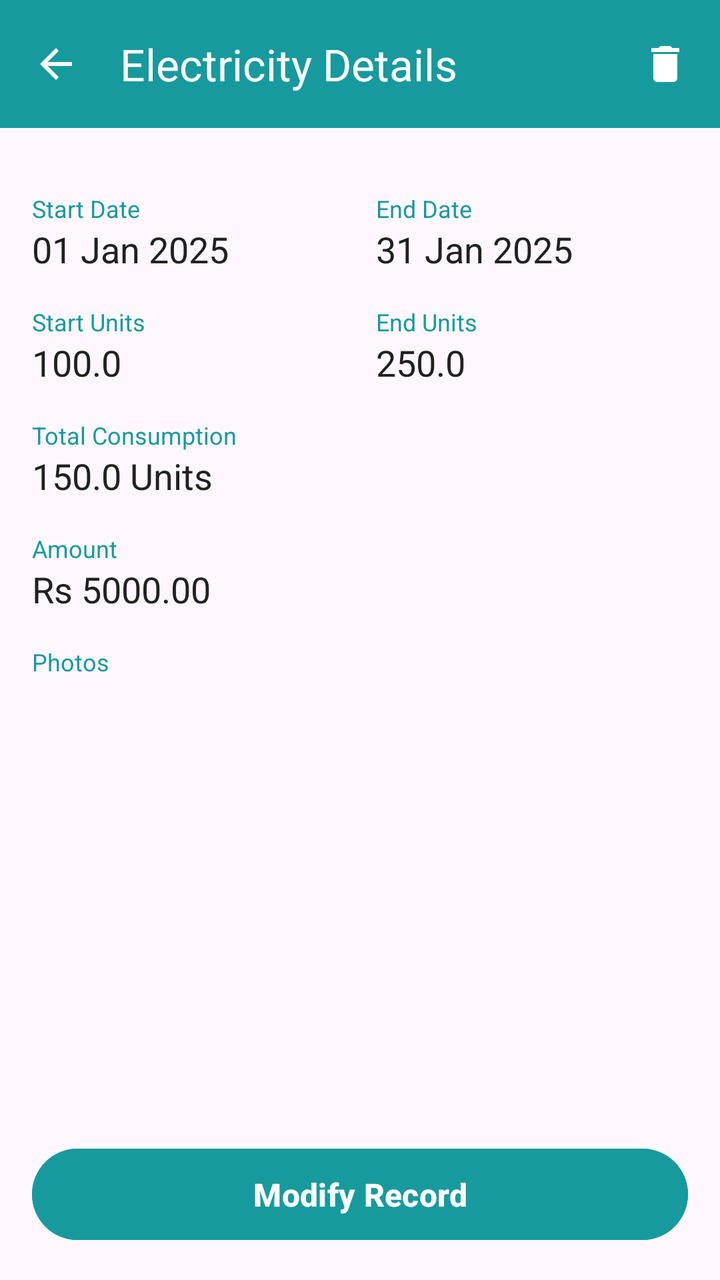
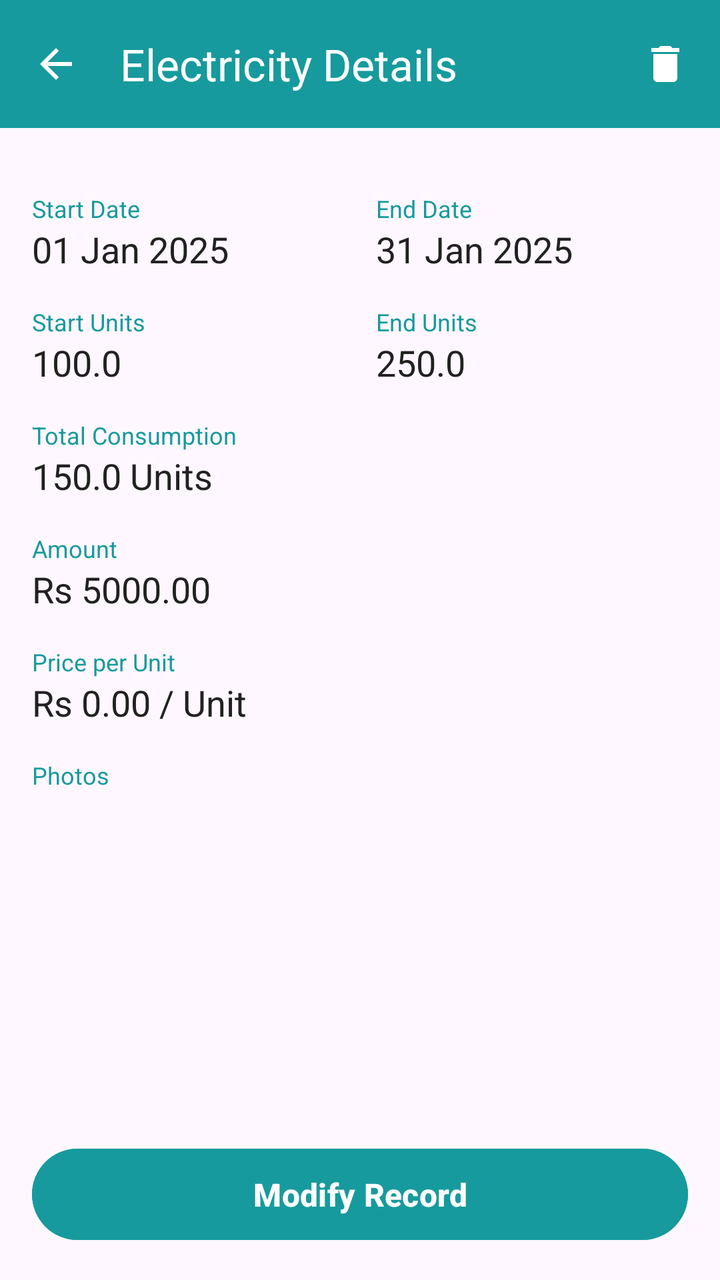

The first picture is an Android layout as it rendered before a commit; the second is the same layout after the commit. The layout source and the unified diff follow.
<!-- AndroidManifest.xml: application theme Theme.SmartLedger -->
<!-- res/layout/activity_view_electricity.xml -->
<?xml version="1.0" encoding="utf-8"?>
<LinearLayout xmlns:android="http://schemas.android.com/apk/res/android"
    xmlns:app="http://schemas.android.com/apk/res-auto"
    android:id="@+id/main"
    android:layout_width="match_parent"
    android:layout_height="match_parent"
    android:background="?android:colorBackground"
    android:orientation="vertical">

    <com.google.android.material.appbar.MaterialToolbar
        android:id="@+id/topAppBar"
        android:layout_width="match_parent"
        android:layout_height="wrap_content"
        android:background="@color/teal_main"
        app:navigationIcon="@drawable/ic_arrow_back"
        app:title="Electricity Details"
        app:titleTextColor="@color/white">

        <ImageView
            android:id="@+id/btnDeleteHeader"
            android:layout_width="35dp"
            android:layout_height="35dp"
            android:src="@drawable/ic_delete"
            android:layout_gravity="end|center_vertical"
            android:scaleType="center"
            android:background="?attr/selectableItemBackgroundBorderless"
            app:tint="@color/white"
            android:contentDescription="Delete"
            android:layout_marginEnd="10dp"/>
    </com.google.android.material.appbar.MaterialToolbar>

    <ScrollView
        android:layout_width="match_parent"
        android:layout_height="0dp"
        android:layout_weight="1"
        android:padding="16dp">

        <LinearLayout
            android:layout_width="match_parent"
            android:layout_height="wrap_content"
            android:orientation="vertical">

            <LinearLayout
                android:layout_width="match_parent"
                android:layout_height="wrap_content"
                android:orientation="horizontal"
                android:baselineAligned="false">

                <LinearLayout
                    android:layout_width="0dp"
                    android:layout_height="wrap_content"
                    android:layout_weight="1"
                    android:orientation="vertical">
                    <TextView style="@style/DetailHeader" android:text="Start Date" />
                    <TextView android:id="@+id/tvDetailStartDate" style="@style/DetailValue" android:text="01 Jan 2025" />
                </LinearLayout>

                <LinearLayout
                    android:layout_width="0dp"
                    android:layout_height="wrap_content"
                    android:layout_weight="1"
                    android:orientation="vertical"
                    android:paddingStart="8dp">
                    <TextView style="@style/DetailHeader" android:text="End Date" />
                    <TextView android:id="@+id/tvDetailEndDate" style="@style/DetailValue" android:text="31 Jan 2025" />
                </LinearLayout>
            </LinearLayout>

            <LinearLayout
                android:layout_width="match_parent"
                android:layout_height="wrap_content"
                android:orientation="horizontal"
                android:layout_marginTop="16dp"
                android:baselineAligned="false">

                <LinearLayout
                    android:layout_width="0dp"
                    android:layout_height="wrap_content"
                    android:layout_weight="1"
                    android:orientation="vertical">
                    <TextView style="@style/DetailHeader" android:layout_marginTop="0dp" android:text="Start Units" />
                    <TextView android:id="@+id/tvDetailStartUnits" style="@style/DetailValue" android:text="100.0" />
                </LinearLayout>

                <LinearLayout
                    android:layout_width="0dp"
                    android:layout_height="wrap_content"
                    android:layout_weight="1"
                    android:orientation="vertical"
                    android:paddingStart="8dp">
                    <TextView style="@style/DetailHeader" android:layout_marginTop="0dp" android:text="End Units" />
                    <TextView android:id="@+id/tvDetailEndUnits" style="@style/DetailValue" android:text="250.0" />
                </LinearLayout>
            </LinearLayout>

            <TextView style="@style/DetailHeader" android:text="Total Consumption" />
            <TextView android:id="@+id/tvDetailTotalUnits" style="@style/DetailValue" android:text="150.0 Units" />

            <TextView style="@style/DetailHeader" android:text="Amount" />
            <TextView android:id="@+id/tvDetailAmount" style="@style/DetailValue" android:text="Rs 5000.00" />

            <TextView android:id="@+id/detailPhotos" style="@style/DetailHeader" android:text="Photos" />
            <androidx.recyclerview.widget.RecyclerView
                android:id="@+id/detailRvPhotos"
                android:layout_width="match_parent"
                android:layout_height="wrap_content"
                android:layout_marginTop="8dp"
                android:nestedScrollingEnabled="false"
                android:overScrollMode="never" />

        </LinearLayout>
    </ScrollView>

    <Button
        android:id="@+id/btnModify"
        android:layout_width="match_parent"
        android:layout_height="wrap_content"
        android:layout_margin="16dp"
        android:backgroundTint="@color/teal_main"
        android:padding="12dp"
        android:text="Modify Record"
        android:textColor="@color/white"
        android:textSize="16sp"
        android:textStyle="bold"
        android:gravity="center" />

</LinearLayout>
<!-- resources referenced by this layout -->
<resources>
  <color name="teal_main">#179A9D</color>
  <color name="white">#FFFFFFFF</color>
  <!-- drawable ic_arrow_back (drawable) -->
  <vector xmlns:android="http://schemas.android.com/apk/res/android"
      android:autoMirrored="true"
      android:height="24dp"
      android:tint="@color/white"
      android:viewportHeight="960"
      android:viewportWidth="960"
      android:width="24dp">
  
      <path android:fillColor="@android:color/white"
          android:pathData="M313,520L537,744L480,800L160,480L480,160L537,216L313,440L800,440L800,520L313,520Z"/>
  
  </vector>
  <!-- drawable ic_delete (drawable) -->
  <vector xmlns:android="http://schemas.android.com/apk/res/android"
      android:width="24dp"
      android:height="24dp"
      android:viewportWidth="24"
      android:viewportHeight="24"
      android:tint="?attr/colorControlNormal">
      <path
          android:fillColor="@android:color/white"
          android:pathData="M6,19c0,1.1 0.9,2 2,2h8c1.1,0 2,-0.9 2,-2V7H6v12zM19,4h-3.5l-1,-1h-5l-1,1H5v2h14V4z"/>
  </vector>
  <style name="DetailHeader">
          <item name="android:layout_width">wrap_content</item>
          <item name="android:layout_height">wrap_content</item>
          <item name="android:layout_marginTop">16dp</item>
          <item name="android:textColor">@color/teal_main</item>
          <item name="android:textSize">12sp</item>
      </style>
  <style name="DetailValue">
          <item name="android:layout_width">wrap_content</item>
          <item name="android:layout_height">wrap_content</item>
          <item name="android:textColor">@color/text_primary</item>
          <item name="android:textSize">18sp</item>
      </style>
  <style name="Theme.SmartLedger" parent="Base.Theme.SmartLedger" />
  <color name="text_primary">#212121</color>
  <style name="Base.Theme.SmartLedger" parent="Theme.Material3.DayNight.NoActionBar">
          <item name="colorPrimary">@color/teal_main</item>
  
          <item name="colorOutline">#757575</item>
          <item name="colorOnSurfaceVariant">#757575</item>
  
          <item name="windowActionModeOverlay">true</item>
          <item name="actionModeStyle">@style/CustomActionMode</item>
      </style>
  <style name="CustomActionMode" parent="Widget.AppCompat.ActionMode">
          <item name="background">@color/teal_dark</item>
  
          <item name="actionModeCloseDrawable">@drawable/ic_close</item>
          <item name="android:actionModeCloseDrawable">@drawable/ic_close</item>
          <item name="closeIcon">@drawable/ic_close</item>
  
          <item name="titleTextStyle">@style/ActionModeTitle</item>
      </style>
  <color name="teal_dark">#006B6E</color>
  <!-- drawable ic_close (drawable) -->
  <vector xmlns:android="http://schemas.android.com/apk/res/android"
      android:width="24dp"
      android:height="24dp"
      android:viewportWidth="24.0"
      android:viewportHeight="24.0">
      <path
          android:fillColor="#FFFFFF"
          android:pathData="M19,6.41L17.59,5 12,10.59 6.41,5 5,6.41 10.59,12 5,17.59 6.41,19 12,13.41 17.59,19 19,17.59 13.41,12z"/>
  </vector>
  <style name="ActionModeTitle" parent="TextAppearance.AppCompat.Widget.ActionMode.Title">
          <item name="android:textColor">@color/white</item>
          <item name="android:textSize">18sp</item>
      </style>
</resources>

<!-- the commit's change to res/layout/activity_view_electricity.xml (unified diff, before → after) -->
@@ -99,6 +99,9 @@
             <TextView style="@style/DetailHeader" android:text="Amount" />
             <TextView android:id="@+id/tvDetailAmount" style="@style/DetailValue" android:text="Rs 5000.00" />
 
+            <TextView style="@style/DetailHeader" android:text="Price per Unit" />
+            <TextView android:id="@+id/tvDetailUnitPrice" style="@style/DetailValue" android:text="Rs 0.00 / Unit" />
+
             <TextView android:id="@+id/detailPhotos" style="@style/DetailHeader" android:text="Photos" />
             <androidx.recyclerview.widget.RecyclerView
                 android:id="@+id/detailRvPhotos"
